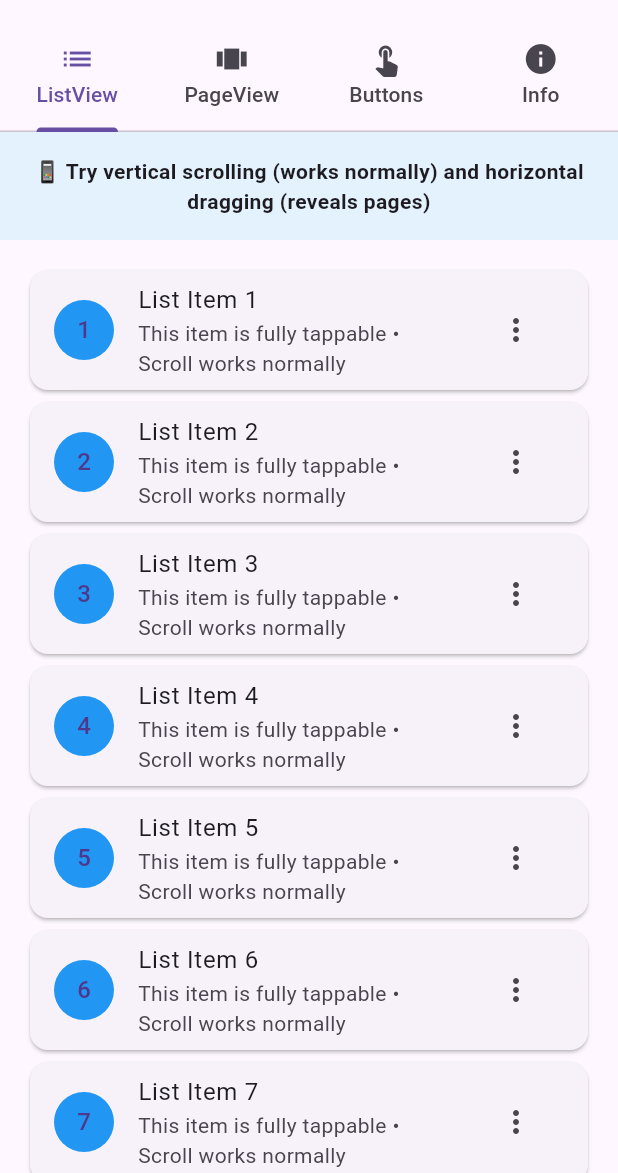
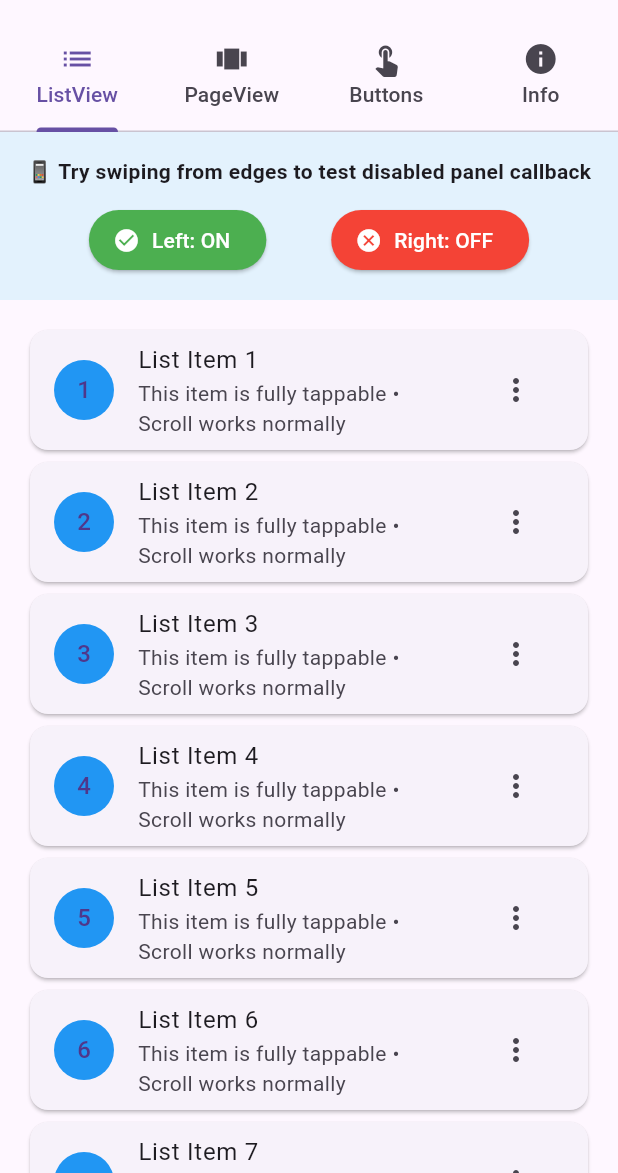
Before and after one commit to esentis/slide_reveal_screen, a Flutter app: the screen it shows after launch, on a phone screen of 412 x 824 dp, the part 63-1236 px from its top. Run offline on Flutter 3.47's test engine with Material 3 defaults, Android fonts, the phone set to English and light mode, and no system bars.

Commit message:
🔧 Update main.dart to wrap MyApp in MaterialApp; enable edge-based gesture testing and add toggle functionality for left/right panels

```diff
--- a/example/lib/main.dart
+++ b/example/lib/main.dart
@@ -3,7 +3,7 @@ import 'dart:developer';
 import 'package:flutter/material.dart';
 import 'package:slide_reveal_screen/slider_reveal_screen.dart';
 
-void main() => runApp(MyApp());
+void main() => runApp(MaterialApp(home: MyApp()));
 
 /// Main app showcasing SlideRevealScreen with full-screen gestures
 class MyApp extends StatefulWidget {
@@ -21,7 +21,7 @@ class _MyAppState extends State<MyApp> with TickerProviderStateMixin {
     vsync: this,
   );
   bool isRightActive = false;
-  bool isLeftActive = false;
+  bool isLeftActive = true;
   void _preparePageViewBoundaries() {
     // This method can be used to prepare any specific boundaries or settings
     // for the PageView if needed in the future.
@@ -58,16 +58,25 @@ class _MyAppState extends State<MyApp> with TickerProviderStateMixin {
 
   @override
   Widget build(BuildContext context) {
-    return MaterialApp(
-      title: 'SlideRevealScreen Full-Screen Gestures Demo',
-      theme: ThemeData(primarySwatch: Colors.blue, useMaterial3: true),
-      home: Material(
-        child: SlideRevealScreen(
+    return SlideRevealScreen(
       controller: _controller,
-          enableFullScreenGestures: true,
+      enableFullScreenGestures:
+          false, // Test edge-based gestures for disabled callback
       onProgressChanged: (progress) {
         log(
           'Progress: ${progress.value}, Side: ${progress.activeSide}, State: ${progress.state}',
+        );
+      },
+      onDisabledPanelGesture: (direction) {
+        log('🚫 Disabled panel gesture attempted: ${direction.name}');
+        ScaffoldMessenger.of(context).showSnackBar(
+          SnackBar(
+            content: Text(
+              'Disabled ${direction.name} panel tapped! Show modal sheet here.',
+            ),
+            backgroundColor: Colors.orange,
+            duration: Duration(seconds: 2),
+          ),
         );
       },
       leftHiddenPage: LeftHiddenPage(controller: _controller),
@@ -81,23 +90,15 @@ class _MyAppState extends State<MyApp> with TickerProviderStateMixin {
         child: CircularProgressIndicator(color: Colors.white),
       ),
 
-          isRightActive:
-              tabController.index == 1
-                  ? isRightActive
-                      ? true
-                      : false
-                  : true, // Only show PageView when isRightActive is false,
-          isLeftActive:
-              tabController.index == 1
-                  ? isLeftActive
-                      ? true
-                      : false
-                  : true, // Only show LeftHiddenPage when isLeftActive is false
+      isRightActive: isRightActive, // Toggle to test disabled callback
+      isLeftActive: isLeftActive, // Toggle to test disabled callback
       child: MainContent(
         pageController: pageController,
         tabController: tabController,
-          ),
-        ),
+        isLeftActive: isLeftActive,
+        isRightActive: isRightActive,
+        onToggleLeft: () => setState(() => isLeftActive = !isLeftActive),
+        onToggleRight: () => setState(() => isRightActive = !isRightActive),
       ),
     );
   }
@@ -387,9 +388,17 @@ class MainContent extends StatelessWidget {
     super.key,
     required this.pageController,
     required this.tabController,
+    required this.isLeftActive,
+    required this.isRightActive,
+    required this.onToggleLeft,
+    required this.onToggleRight,
   });
   final PageController pageController;
   final TabController tabController;
+  final bool isLeftActive;
+  final bool isRightActive;
+  final VoidCallback onToggleLeft;
+  final VoidCallback onToggleRight;
 
   @override
   Widget build(BuildContext context) {
@@ -410,7 +419,12 @@ class MainContent extends StatelessWidget {
         controller: tabController,
         physics: NeverScrollableScrollPhysics(),
         children: [
-          ListViewTab(),
+          ListViewTab(
+            isLeftActive: isLeftActive,
+            isRightActive: isRightActive,
+            onToggleLeft: onToggleLeft,
+            onToggleRight: onToggleRight,
+          ),
           PageViewTab(pageViewController: pageController),
           ButtonsTab(),
           InfoTab(),
@@ -422,7 +436,18 @@ class MainContent extends StatelessWidget {
 
 /// Tab 1: ListView demonstration
 class ListViewTab extends StatelessWidget {
-  const ListViewTab({super.key});
+  const ListViewTab({
+    super.key,
+    required this.isLeftActive,
+    required this.isRightActive,
+    required this.onToggleLeft,
+    required this.onToggleRight,
+  });
+
+  final bool isLeftActive;
+  final bool isRightActive;
+  final VoidCallback onToggleLeft;
+  final VoidCallback onToggleRight;
 
   @override
   Widget build(BuildContext context) {
@@ -431,10 +456,43 @@ class ListViewTab extends StatelessWidget {
         Container(
           padding: const EdgeInsets.all(16),
           color: Colors.blue.shade50,
-          child: const Text(
-            '📱 Try vertical scrolling (works normally) and horizontal dragging (reveals pages)',
+          child: Column(
+            children: [
+              const Text(
+                '📱 Try swiping from edges to test disabled panel callback',
                 textAlign: TextAlign.center,
                 style: TextStyle(fontWeight: FontWeight.bold),
+              ),
+              const SizedBox(height: 12),
+              Row(
+                mainAxisAlignment: MainAxisAlignment.spaceEvenly,
+                children: [
+                  ElevatedButton.icon(
+                    onPressed: onToggleLeft,
+                    icon: Icon(
+                      isLeftActive ? Icons.check_circle : Icons.cancel,
+                    ),
+                    label: Text('Left: ${isLeftActive ? "ON" : "OFF"}'),
+                    style: ElevatedButton.styleFrom(
+                      backgroundColor: isLeftActive ? Colors.green : Colors.red,
+                      foregroundColor: Colors.white,
+                    ),
+                  ),
+                  ElevatedButton.icon(
+                    onPressed: onToggleRight,
+                    icon: Icon(
+                      isRightActive ? Icons.check_circle : Icons.cancel,
+                    ),
+                    label: Text('Right: ${isRightActive ? "ON" : "OFF"}'),
+                    style: ElevatedButton.styleFrom(
+                      backgroundColor:
+                          isRightActive ? Colors.green : Colors.red,
+                      foregroundColor: Colors.white,
+                    ),
+                  ),
+                ],
+              ),
+            ],
           ),
         ),
         Expanded(
```
Lines whose indentation alone changed are shown as unchanged.
